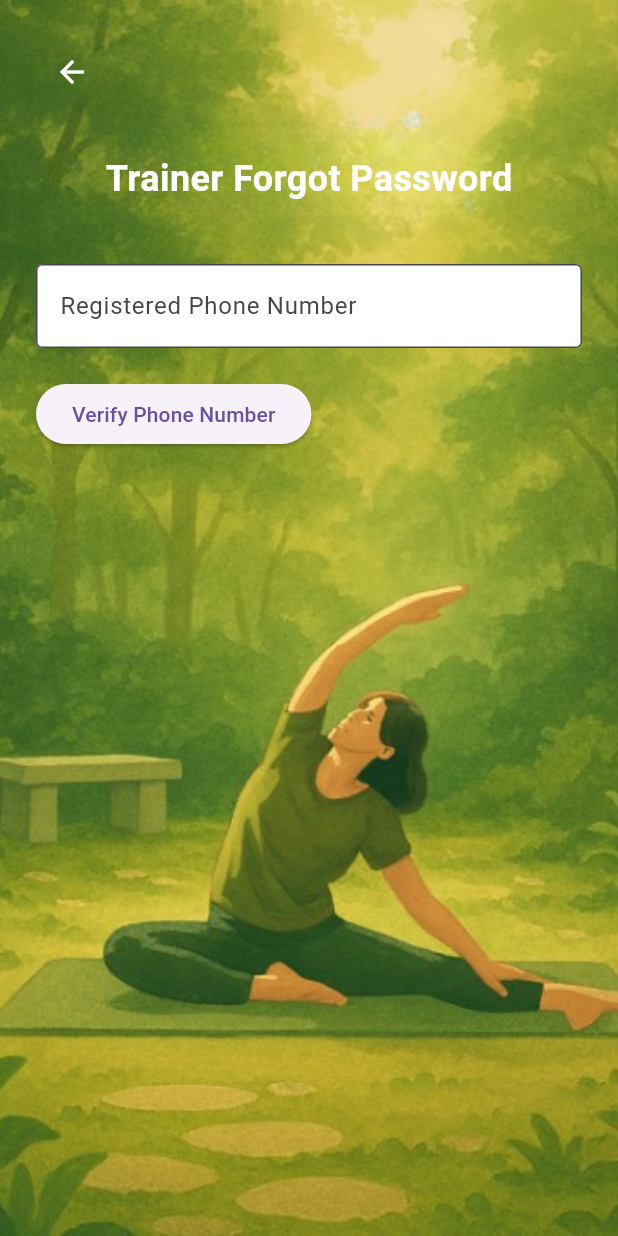
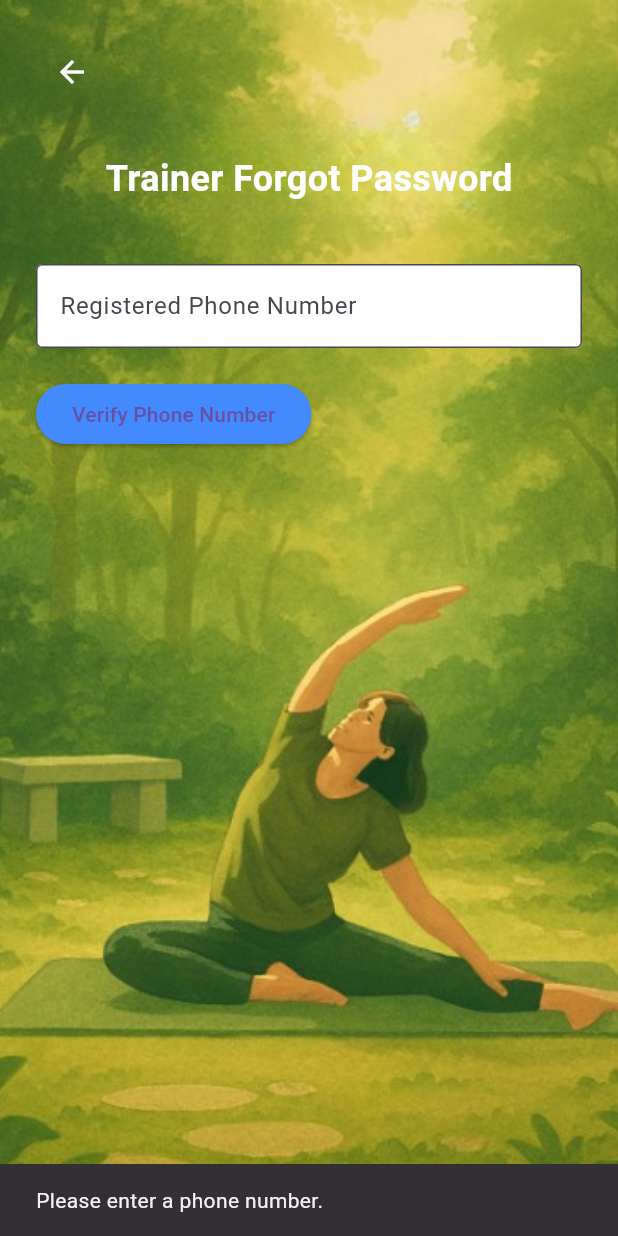
Before and after one commit to Samir-pemi-magar/TeamD_FitnessApp, a Flutter app: the TrainerForgotPasswordScreen screen opened directly, after a tap on "Verify Phone Number", on a phone screen of 412 x 824 dp. Run offline on Flutter 3.47's test engine with Material 3 defaults, Android fonts, the phone set to English and light mode, and no system bars; our stand-ins replace cloud_firestore, firebase_auth, firebase_core, fl_chart, font_awesome_flutter; accounts and stored records are empty.

Commit message:
Fixed functionality in trainer forget password

```diff
--- a/lib/screens/trainer/trainer_forget_password.dart
+++ b/lib/screens/trainer/trainer_forget_password.dart
@@ -6,52 +6,61 @@ class TrainerForgotPasswordScreen extends StatefulWidget {
   const TrainerForgotPasswordScreen({Key? key}) : super(key: key);
 
   @override
-  _TrainerForgotPasswordScreenState createState() => _TrainerForgotPasswordScreenState();
+  _TrainerForgotPasswordScreenState createState() =>
+      _TrainerForgotPasswordScreenState();
 }
 
-class _TrainerForgotPasswordScreenState extends State<TrainerForgotPasswordScreen> {
+class _TrainerForgotPasswordScreenState
+    extends State<TrainerForgotPasswordScreen> {
   final TextEditingController _phoneController = TextEditingController();
   final TextEditingController _newPasswordController = TextEditingController();
-  final TextEditingController _confirmPasswordController = TextEditingController();
+  final TextEditingController _confirmPasswordController =
+      TextEditingController();
 
   bool _phoneVerified = false;
   String? _trainerDocId;
-  String? _verifiedRole;
 
   Future<void> _verifyPhoneNumber() async {
     final phone = _phoneController.text.trim();
-    if (phone.isEmpty) return;
+
+    if (phone.isEmpty) {
+      ScaffoldMessenger.of(context).showSnackBar(
+        const SnackBar(content: Text('Please enter a phone number.')),
+      );
+      return;
+    }
 
     try {
-      final snap = await FirebaseFirestore.instance
+      final snapshot = await FirebaseFirestore.instance
           .collection('users')
           .where('phoneNumber', isEqualTo: phone)
           .limit(1)
           .get();
 
-      if (snap.docs.isEmpty) {
+      if (snapshot.docs.isEmpty) {
         ScaffoldMessenger.of(context).showSnackBar(
           const SnackBar(content: Text('Phone number not found.')),
         );
         return;
       }
 
-      final userData = snap.docs.first.data();
+      final userDoc = snapshot.docs.first;
+      final userData = userDoc.data();
+
       if (userData['role'] != 'trainer') {
         ScaffoldMessenger.of(context).showSnackBar(
-          const SnackBar(content: Text('This reset is for trainers only.')),
+          const SnackBar(content: Text('This reset is only for trainers.')),
         );
         return;
       }
 
       setState(() {
         _phoneVerified = true;
-        _trainerDocId = snap.docs.first.id;
-        _verifiedRole = userData['role'];
+        _trainerDocId = userDoc.id;
       });
     } catch (e) {
       ScaffoldMessenger.of(context).showSnackBar(
-        SnackBar(content: Text('Error verifying phone: $e')),
+        SnackBar(content: Text('Error: $e')),
       );
     }
   }
@@ -60,6 +69,13 @@ class _TrainerForgotPasswordScreenState extends State<TrainerForgotPasswordScree
     final newPwd = _newPasswordController.text.trim();
     final confirmPwd = _confirmPasswordController.text.trim();
 
+    if (newPwd.isEmpty || confirmPwd.isEmpty) {
+      ScaffoldMessenger.of(context).showSnackBar(
+        const SnackBar(content: Text('Please fill in all fields.')),
+      );
+      return;
+    }
+
     if (newPwd != confirmPwd) {
       ScaffoldMessenger.of(context).showSnackBar(
         const SnackBar(content: Text('Passwords do not match.')),
@@ -67,26 +83,21 @@ class _TrainerForgotPasswordScreenState extends State<TrainerForgotPasswordScree
       return;
     }
 
-    if (_trainerDocId == null || _verifiedRole != 'trainer') {
-      ScaffoldMessenger.of(context).showSnackBar(
-        const SnackBar(content: Text('Unauthorized access.')),
-      );
-      return;
-    }
+    // Ask for master key
     final masterInput = await showDialog<String>(
       context: context,
       builder: (ctx) {
-        final ctl = TextEditingController();
+        final TextEditingController masterController = TextEditingController();
         return AlertDialog(
           title: const Text('Enter Master Password'),
           content: TextField(
-            controller: ctl,
+            controller: masterController,
             obscureText: true,
             decoration: const InputDecoration(labelText: 'Master Password'),
           ),
           actions: [
             TextButton(
-              onPressed: () => Navigator.pop(ctx, ctl.text),
+              onPressed: () => Navigator.pop(ctx, masterController.text),
               child: const Text('Confirm'),
             ),
           ],
@@ -158,6 +169,7 @@ class _TrainerForgotPasswordScreenState extends State<TrainerForgotPasswordScree
                   TextField(
                     controller: _phoneController,
                     keyboardType: TextInputType.phone,
+                    enabled: !_phoneVerified,
                     decoration: const InputDecoration(
                       labelText: 'Registered Phone Number',
                       border: OutlineInputBorder(),
@@ -169,6 +181,9 @@ class _TrainerForgotPasswordScreenState extends State<TrainerForgotPasswordScree
                   if (!_phoneVerified)
                     ElevatedButton(
                       onPressed: _verifyPhoneNumber,
+                      style: ElevatedButton.styleFrom(
+                        backgroundColor: Colors.blueAccent,
+                      ),
                       child: const Text('Verify Phone Number'),
                     )
                   else ...[
@@ -196,6 +211,9 @@ class _TrainerForgotPasswordScreenState extends State<TrainerForgotPasswordScree
                     const SizedBox(height: 20),
                     ElevatedButton(
                       onPressed: _resetPassword,
+                      style: ElevatedButton.styleFrom(
+                        backgroundColor: Colors.green,
+                      ),
                       child: const Text('Reset & Go to Login'),
                     ),
                   ],
--- a/lib/screens/trainer/trainer_login.dart
+++ b/lib/screens/trainer/trainer_login.dart
@@ -1,7 +1,7 @@
 import 'package:cloud_firestore/cloud_firestore.dart';
 import 'package:flutter/material.dart';
 import 'trainer_dashboard.dart';
-import 'trainer_forget_password.dart'; // <-- Add this import
+import 'trainer_forget_password.dart';
 
 class TrainerLogin extends StatefulWidget {
   const TrainerLogin({super.key});
```
